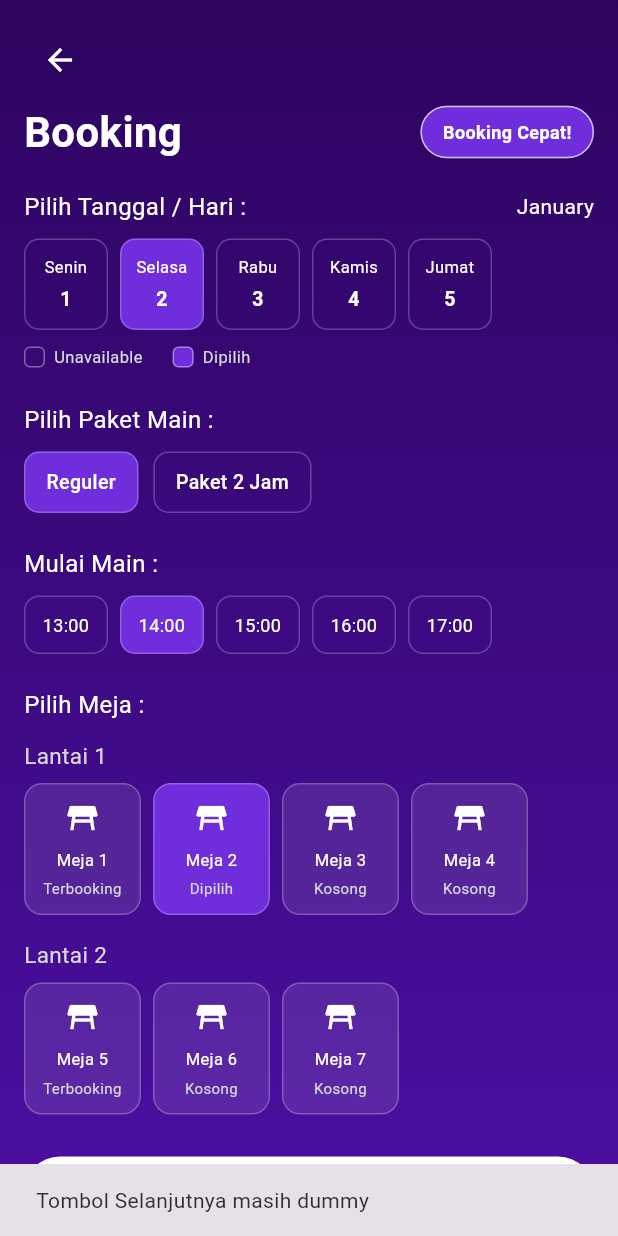
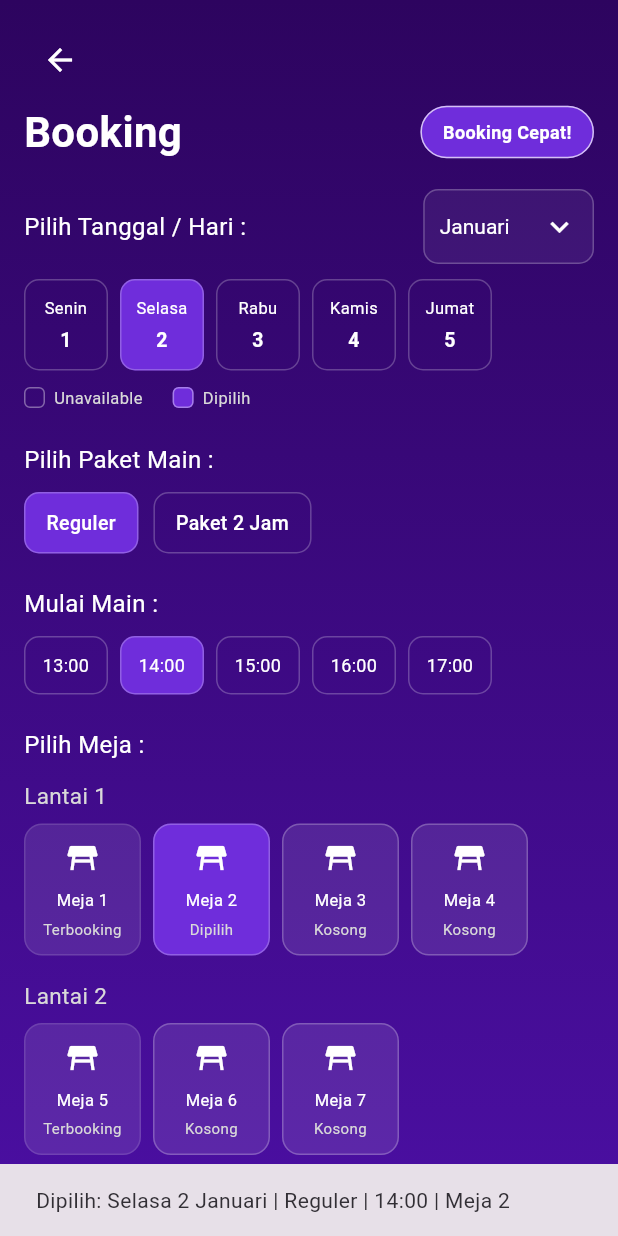
Before and after one commit to arhan321/klik_billiard, a Flutter app: the BookingView screen opened by its route, after a tap on "Selanjutnya", on a phone screen of 412 x 824 dp. Run offline on Flutter 3.47's test engine with Material 3 defaults, Android fonts, the phone set to English and light mode, and no system bars.

Commit message:
perubahan pada booking table menjadi bisa di pilih bulan dan hari nyya

```diff
--- a/lib/modules/user/booking_view.dart
+++ b/lib/modules/user/booking_view.dart
@@ -3,11 +3,68 @@ import '../../core/app_colors.dart';
 import '../../routes/app_routes.dart';
 import '../../shared/widgets/custom_button.dart';
 
-class BookingView extends StatelessWidget {
+class BookingView extends StatefulWidget {
   const BookingView({super.key});
 
-  Widget dateChip(String day, String date, {bool selected = false}) {
-    return Container(
+  @override
+  State<BookingView> createState() => _BookingViewState();
+}
+
+class _BookingViewState extends State<BookingView> {
+  final List<String> months = [
+    'Januari',
+    'Februari',
+    'Maret',
+    'April',
+    'Mei',
+    'Juni',
+    'Juli',
+    'Agustus',
+    'September',
+    'Oktober',
+    'November',
+    'Desember',
+  ];
+
+  String selectedMonth = 'Januari';
+  int selectedDateIndex = 1;
+  int selectedPackageIndex = 0;
+  int selectedTimeIndex = 1;
+  int selectedTableIndex = 1;
+
+  final List<Map<String, String>> dateItems = [
+    {'day': 'Senin', 'date': '1'},
+    {'day': 'Selasa', 'date': '2'},
+    {'day': 'Rabu', 'date': '3'},
+    {'day': 'Kamis', 'date': '4'},
+    {'day': 'Jumat', 'date': '5'},
+  ];
+
+  final List<String> packageItems = ['Reguler', 'Paket 2 Jam'];
+  final List<String> times = ['13:00', '14:00', '15:00', '16:00', '17:00'];
+
+  final List<Map<String, dynamic>> floor1Tables = [
+    {'title': 'Meja 1', 'status': 'Terbooking', 'available': false},
+    {'title': 'Meja 2', 'status': 'Dipilih', 'available': true},
+    {'title': 'Meja 3', 'status': 'Kosong', 'available': true},
+    {'title': 'Meja 4', 'status': 'Kosong', 'available': true},
+  ];
+
+  final List<Map<String, dynamic>> floor2Tables = [
+    {'title': 'Meja 5', 'status': 'Terbooking', 'available': false},
+    {'title': 'Meja 6', 'status': 'Kosong', 'available': true},
+    {'title': 'Meja 7', 'status': 'Kosong', 'available': true},
+  ];
+
+  Widget dateChip(
+    String day,
+    String date, {
+    required bool selected,
+    required VoidCallback onTap,
+  }) {
+    return GestureDetector(
+      onTap: onTap,
+      child: Container(
         width: 56,
         padding: const EdgeInsets.symmetric(vertical: 10),
         decoration: BoxDecoration(
@@ -34,11 +91,18 @@ class BookingView extends StatelessWidget {
             ),
           ],
         ),
+      ),
     );
   }
 
-  Widget packageChip(String text, {bool selected = false}) {
-    return Container(
+  Widget packageChip(
+    String text, {
+    required bool selected,
+    required VoidCallback onTap,
+  }) {
+    return GestureDetector(
+      onTap: onTap,
+      child: Container(
         constraints: const BoxConstraints(minWidth: 74),
         padding: const EdgeInsets.symmetric(horizontal: 14, vertical: 10),
         decoration: BoxDecoration(
@@ -55,11 +119,18 @@ class BookingView extends StatelessWidget {
             fontWeight: FontWeight.w500,
           ),
         ),
+      ),
     );
   }
 
-  Widget timeChip(String text, {bool selected = false}) {
-    return Container(
+  Widget timeChip(
+    String text, {
+    required bool selected,
+    required VoidCallback onTap,
+  }) {
+    return GestureDetector(
+      onTap: onTap,
+      child: Container(
         width: 56,
         padding: const EdgeInsets.symmetric(vertical: 10),
         decoration: BoxDecoration(
@@ -72,17 +143,28 @@ class BookingView extends StatelessWidget {
           textAlign: TextAlign.center,
           style: const TextStyle(color: AppColors.white, fontSize: 12),
         ),
+      ),
     );
   }
 
-  Widget tableCard(String title, String status, {bool selected = false}) {
-    return Container(
+  Widget tableCard(
+    String title,
+    String status, {
+    required bool selected,
+    required bool available,
+    required VoidCallback? onTap,
+  }) {
+    return GestureDetector(
+      onTap: available ? onTap : null,
+      child: Container(
         width: 78,
         padding: const EdgeInsets.all(10),
         decoration: BoxDecoration(
           color: selected ? AppColors.secondary : Colors.white10,
           borderRadius: BorderRadius.circular(12),
-        border: Border.all(color: Colors.white24),
+          border: Border.all(
+            color: available ? Colors.white24 : Colors.white12,
+          ),
         ),
         child: Column(
           children: [
@@ -100,6 +182,7 @@ class BookingView extends StatelessWidget {
               style: const TextStyle(color: AppColors.lightText, fontSize: 10),
             ),
           ],
+        ),
       ),
     );
   }
@@ -151,17 +234,41 @@ class BookingView extends StatelessWidget {
     );
   }
 
+  Widget monthDropdown() {
+    return Container(
+      padding: const EdgeInsets.symmetric(horizontal: 10),
+      decoration: BoxDecoration(
+        border: Border.all(color: Colors.white24),
+        borderRadius: BorderRadius.circular(10),
+        color: Colors.white.withOpacity(0.06),
+      ),
+      child: DropdownButtonHideUnderline(
+        child: DropdownButton<String>(
+          value: selectedMonth,
+          dropdownColor: AppColors.cardDark,
+          icon: const Icon(Icons.keyboard_arrow_down, color: Colors.white),
+          style: const TextStyle(color: Colors.white, fontSize: 14),
+          items: months.map((month) {
+            return DropdownMenuItem<String>(
+              value: month,
+              child: Text(month, style: const TextStyle(color: Colors.white)),
+            );
+          }).toList(),
+          onChanged: (value) {
+            if (value != null) {
+              setState(() {
+                selectedMonth = value;
+              });
+            }
+          },
+        ),
+      ),
+    );
+  }
+
   @override
   Widget build(BuildContext context) {
-    final dateItems = [
-      {'day': 'Senin', 'date': '1'},
-      {'day': 'Selasa', 'date': '2'},
-      {'day': 'Rabu', 'date': '3'},
-      {'day': 'Kamis', 'date': '4'},
-      {'day': 'Jumat', 'date': '5'},
-    ];
-
-    final times = ['13:00', '14:00', '15:00', '16:00', '17:00'];
+    final allTables = [...floor1Tables, ...floor2Tables];
 
     return Scaffold(
       body: Container(
@@ -210,8 +317,8 @@ class BookingView extends StatelessWidget {
                   ),
                   const SizedBox(height: 18),
                   Row(
-                    children: const [
-                      Expanded(
+                    children: [
+                      const Expanded(
                         child: Text(
                           'Pilih Tanggal / Hari :',
                           style: TextStyle(
@@ -220,10 +327,7 @@ class BookingView extends StatelessWidget {
                           ),
                         ),
                       ),
-                      Text(
-                        'January',
-                        style: TextStyle(color: AppColors.white, fontSize: 14),
-                      ),
+                      monthDropdown(),
                     ],
                   ),
                   const SizedBox(height: 10),
@@ -237,7 +341,12 @@ class BookingView extends StatelessWidget {
                           child: dateChip(
                             item['day']!,
                             item['date']!,
-                            selected: index == 1,
+                            selected: selectedDateIndex == index,
+                            onTap: () {
+                              setState(() {
+                                selectedDateIndex = index;
+                              });
+                            },
                           ),
                         );
                       }),
@@ -260,10 +369,17 @@ class BookingView extends StatelessWidget {
                   Wrap(
                     spacing: 10,
                     runSpacing: 10,
-                    children: [
-                      packageChip('Reguler', selected: true),
-                      packageChip('Paket 2 Jam'),
-                    ],
+                    children: List.generate(packageItems.length, (index) {
+                      return packageChip(
+                        packageItems[index],
+                        selected: selectedPackageIndex == index,
+                        onTap: () {
+                          setState(() {
+                            selectedPackageIndex = index;
+                          });
+                        },
+                      );
+                    }),
                   ),
                   const SizedBox(height: 22),
                   const Text(
@@ -275,7 +391,15 @@ class BookingView extends StatelessWidget {
                     spacing: 8,
                     runSpacing: 8,
                     children: List.generate(times.length, (index) {
-                      return timeChip(times[index], selected: index == 1);
+                      return timeChip(
+                        times[index],
+                        selected: selectedTimeIndex == index,
+                        onTap: () {
+                          setState(() {
+                            selectedTimeIndex = index;
+                          });
+                        },
+                      );
                     }),
                   ),
                   const SizedBox(height: 22),
@@ -292,12 +416,23 @@ class BookingView extends StatelessWidget {
                   Wrap(
                     spacing: 8,
                     runSpacing: 8,
-                    children: [
-                      tableCard('Meja 1', 'Terbooking'),
-                      tableCard('Meja 2', 'Dipilih', selected: true),
-                      tableCard('Meja 3', 'Kosong'),
-                      tableCard('Meja 4', 'Kosong'),
-                    ],
+                    children: List.generate(floor1Tables.length, (index) {
+                      final table = floor1Tables[index];
+                      final globalIndex = index;
+                      return tableCard(
+                        table['title'],
+                        selectedTableIndex == globalIndex
+                            ? 'Dipilih'
+                            : table['status'],
+                        selected: selectedTableIndex == globalIndex,
+                        available: table['available'],
+                        onTap: () {
+                          setState(() {
+                            selectedTableIndex = globalIndex;
+                          });
+                        },
+                      );
+                    }),
                   ),
                   const SizedBox(height: 16),
                   const Text(
@@ -308,19 +443,40 @@ class BookingView extends StatelessWidget {
                   Wrap(
                     spacing: 8,
                     runSpacing: 8,
-                    children: [
-                      tableCard('Meja 5', 'Terbooking'),
-                      tableCard('Meja 6', 'Kosong'),
-                      tableCard('Meja 7', 'Kosong'),
-                    ],
+                    children: List.generate(floor2Tables.length, (index) {
+                      final table = floor2Tables[index];
+                      final globalIndex = floor1Tables.length + index;
+                      return tableCard(
+                        table['title'],
+                        selectedTableIndex == globalIndex
+                            ? 'Dipilih'
+                            : table['status'],
+                        selected: selectedTableIndex == globalIndex,
+                        available: table['available'],
+                        onTap: () {
+                          setState(() {
+                            selectedTableIndex = globalIndex;
+                          });
+                        },
+                      );
+                    }),
                   ),
                   const SizedBox(height: 28),
                   CustomButton(
                     text: 'Selanjutnya',
                     onPressed: () {
+                      final selectedDay = dateItems[selectedDateIndex];
+                      final selectedPackage =
+                          packageItems[selectedPackageIndex];
+                      final selectedTime = times[selectedTimeIndex];
+                      final selectedTable =
+                          allTables[selectedTableIndex]['title'] as String;
+
                       ScaffoldMessenger.of(context).showSnackBar(
-                        const SnackBar(
-                          content: Text('Tombol Selanjutnya masih dummy'),
+                        SnackBar(
+                          content: Text(
+                            'Dipilih: ${selectedDay['day']} ${selectedDay['date']} $selectedMonth | $selectedPackage | $selectedTime | $selectedTable',
+                          ),
                         ),
                       );
                     },
```
Lines whose indentation alone changed are shown as unchanged.
